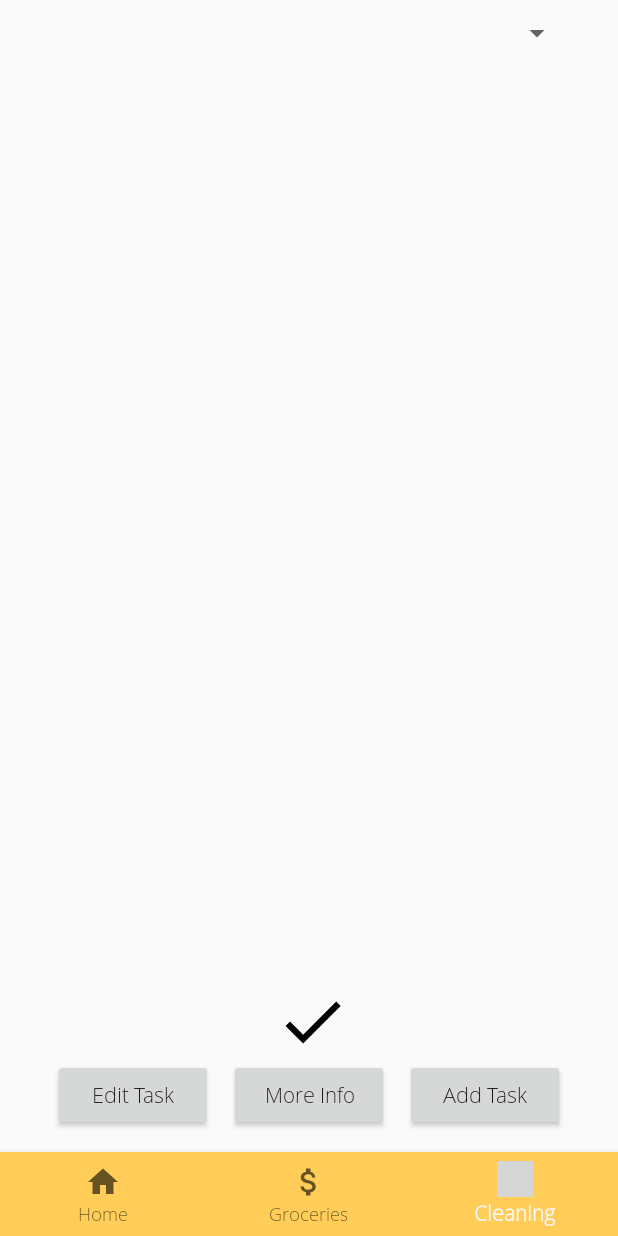
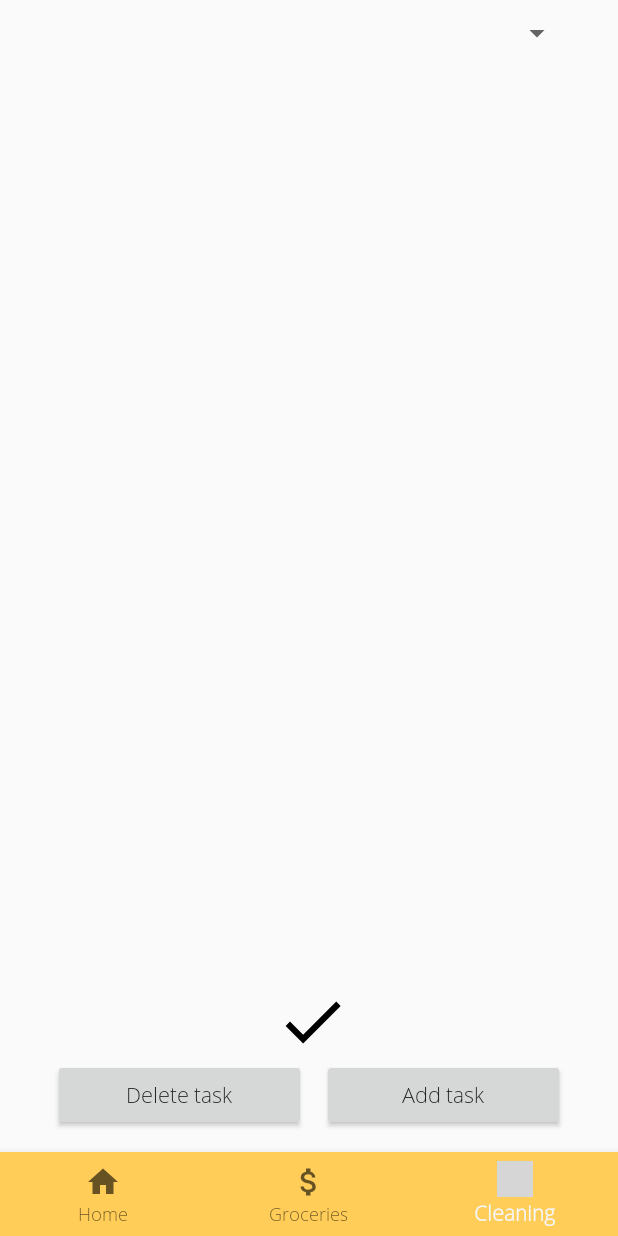
Before and after one commit to ponmeloco/Living, an Android app: the CleaningFragment screen opened through its navigation route, on a phone screen of 412 x 824 dp. Run offline under Robolectric (Android 15) with nearby library versions, the phone set to English and light mode, and no system bars; our stand-ins replace Firebase (no records; nobody signed in at launch, a user with empty details on screens opened directly), navigation-ui; 3 statements that could not run were skipped; grey boxes are pictures that could not be loaded.

Commit message:
that is a lot of damage = over 9001

```diff
--- a/app/src/main/java/de/living/adapter/AdapterRecyclerViewTasks.kt
+++ b/app/src/main/java/de/living/adapter/AdapterRecyclerViewTasks.kt
@@ -32,7 +32,7 @@ class AdapterRecyclerViewTasks(private var userTasksList: ArrayList<HashMap<Stri
         // sets the text to the textview from our itemHolder class
         holder.textViewTask.text = tasks["name"]
         holder.textViewRotation.text = tasks["memberToDo"]
-        holder.textViewTill.text = "till"
+        holder.textViewTill.text = "time to"
         val timeStampDeadline = tasks["timeDeadline"] as Timestamp
         val timestamp = tasks["timeCreated"] as Timestamp
         val milliseconds = timestamp.seconds * 1000 + timestamp.nanoseconds / 1000000
@@ -42,7 +42,6 @@ class AdapterRecyclerViewTasks(private var userTasksList: ArrayList<HashMap<Stri
         val netDate2 = java.util.Date(milliseconds2)
         val date1 = sdf.format(netDate).toString()
         val date2 = sdf.format(netDate2).toString()
-        Log.d("TAG170", date1)
         holder.textViewTimeDeadline.text = date2
         holder.textViewTimeRemaining.text = date1
 
--- a/app/src/main/res/layout/fragment_cleaning.xml
+++ b/app/src/main/res/layout/fragment_cleaning.xml
@@ -16,7 +16,6 @@
         android:layout_width="match_parent"
         android:layout_height="wrap_content"
         android:spinnerMode="dropdown"
-
         app:layout_constraintEnd_toEndOf="parent"
         app:layout_constraintStart_toStartOf="parent"
         app:layout_constraintTop_toTopOf="parent" />
@@ -96,7 +95,8 @@
                 android:layout_marginStart="5dp"
                 android:layout_marginEnd="5dp"
                 android:layout_weight="5"
-                android:text="@string/more_info_button"
+                android:visibility="gone"
+                android:text="@string/delete_task_button"
                 android:textAllCaps="false" />
 
             <Button
--- a/app/src/main/res/layout/fragment_home.xml
+++ b/app/src/main/res/layout/fragment_home.xml
@@ -167,17 +167,16 @@
             android:layout_height="50dp"
             android:layout_marginStart="30dp"
             android:layout_marginEnd="30dp"
-            android:background="@drawable/invite_member"
+            android:background="@drawable/create_group"
             android:textAllCaps="false" />
 
         <Button
             android:id="@+id/createGroupButton"
             android:layout_width="50dp"
-
             android:layout_height="50dp"
             android:layout_marginStart="30dp"
             android:layout_marginEnd="30dp"
-            android:background="@drawable/create_group"
+            android:background="@drawable/ic_baseline_add_circle_outline_24"
             android:textAllCaps="false" />
 
         <Button
--- a/app/src/main/res/values/strings.xml
+++ b/app/src/main/res/values/strings.xml
@@ -18,8 +18,6 @@
     <string name="title_groceries">Groceries</string>
     <string name="logout">Logout</string>
     <string name="pending_email_invite">Pending Email invite</string>
-    <string name="angela_merkel">Angela Merkel</string>
-    <string name="angie_email">angie@bundestag.de</string>
     <string name="edit">Edit</string>
     <string name="invite_member">Invite member</string>
     <string name="leave_group">Leave Group</string>
@@ -32,9 +30,9 @@
     <string name="create_group">Create Group</string>
     <string name="save">Save</string>
     <string name="item">Item</string>
-    <string name="edit_task">Edit Task</string>
-    <string name="more_info_button">More Info</string>
-    <string name="add_task">Add Task</string>
+    <string name="edit_task">Delete task</string>
+    <string name="delete_task_button">More info</string>
+    <string name="add_task">Add task</string>
     <string name="email_colon">"Email: "</string>
     <string name="name_colon">"Name: "</string>
 </resources>
```
